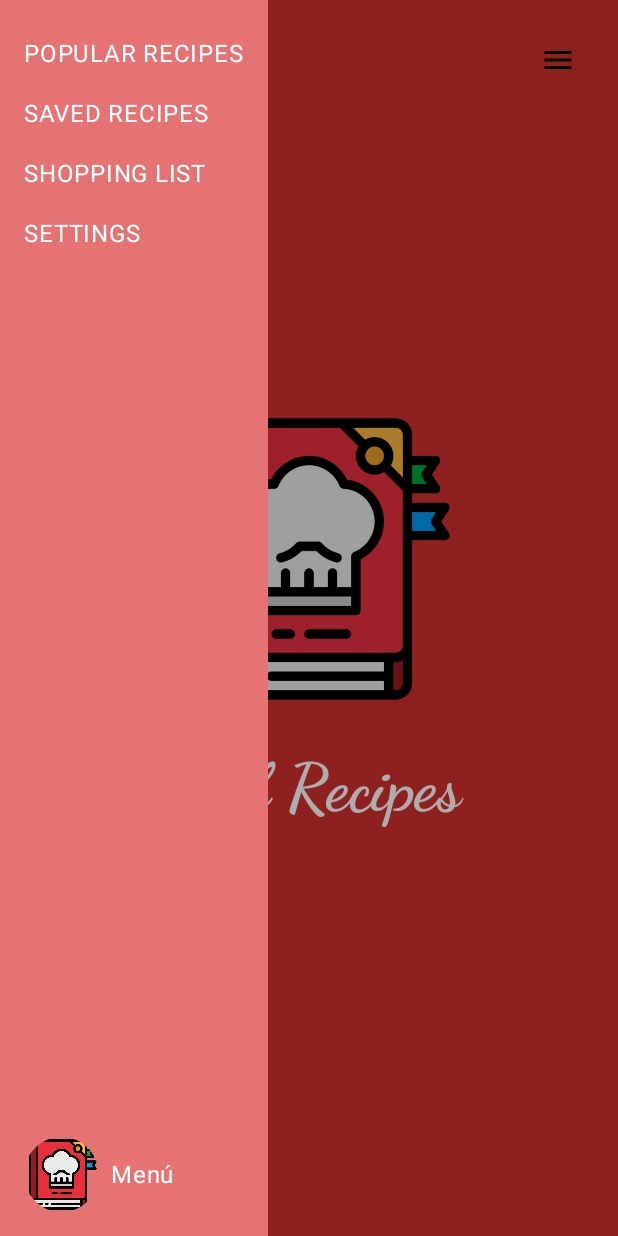
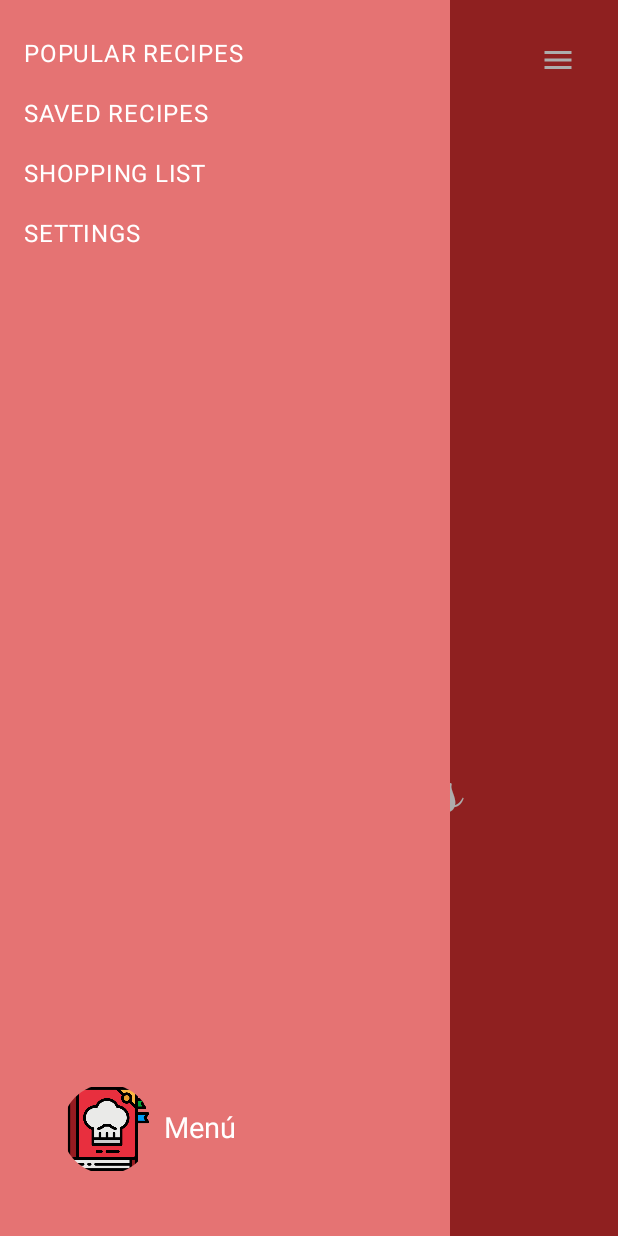
Before and after one commit to GerardoFernandez7/VistasFigmaCompose, an Android app built with Jetpack Compose: the screen it shows after launch (MainActivity), after a tap on "Open Menu", on a phone screen of 412 x 824 dp. Run offline under Robolectric (Android 15) with nearby library versions, the phone set to English and light mode, and no system bars.

Commit message:
Se modificó la estructura del menú desplegable

```diff
--- a/app/src/main/java/com/joseruiz/project_recipes/screens/Menu.kt
+++ b/app/src/main/java/com/joseruiz/project_recipes/screens/Menu.kt
@@ -43,6 +43,7 @@ fun MenuScreen(navController: NavController) {
             Column(
                 modifier = Modifier
                     .fillMaxHeight()
+                    .width(300.dp)
                     .background(Color(0xFFE57373)) // Fondo rojo
                     .padding(16.dp),
                 verticalArrangement = Arrangement.SpaceBetween
@@ -80,22 +81,24 @@ fun MenuScreen(navController: NavController) {
                     )
                 }
 
-                // Perfil del usuario
                 Row(
+                    modifier = Modifier
+                        .fillMaxWidth()
+                        .padding(25.dp),
                     verticalAlignment = Alignment.CenterVertically
                 ) {
                     Image(
                         painter = painterResource(id = com.joseruiz.project_recipes.R.drawable.receta), // Reemplaza con tu recurso de imagen
                         contentDescription = "User Avatar",
                         modifier = Modifier
-                            .size(50.dp)
+                            .size(60.dp)
                             .clip(CircleShape),
                         contentScale = ContentScale.Crop
                     )
                     Spacer(modifier = Modifier.width(8.dp))
                     Text(
                         text = "Menú",
-                        fontSize = 16.sp,
+                        fontSize = 19.sp,
                         color = Color.White
                     )
                 }
@@ -114,7 +117,7 @@ fun MenuScreen(navController: NavController) {
                     },
                     modifier = Modifier.align(Alignment.TopEnd).padding(16.dp)
                 ) {
-                    Icon(Icons.Default.Menu, contentDescription = "Open Menu")
+                    Icon(Icons.Default.Menu, contentDescription = "Open Menu", tint = Color.White)
                 }
 
                 Column(
```
Also changed, not shown: 1 other file.
